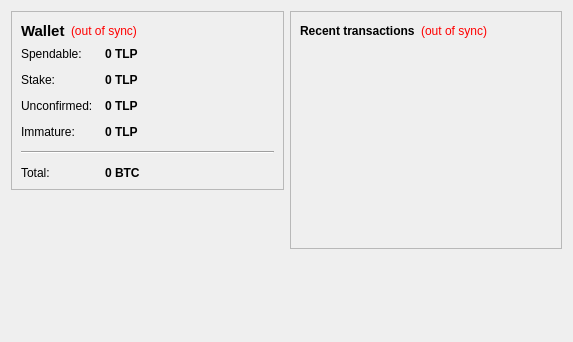
yx79/poscoin, file src/qt/forms/overviewpage.ui: the form before one commit.
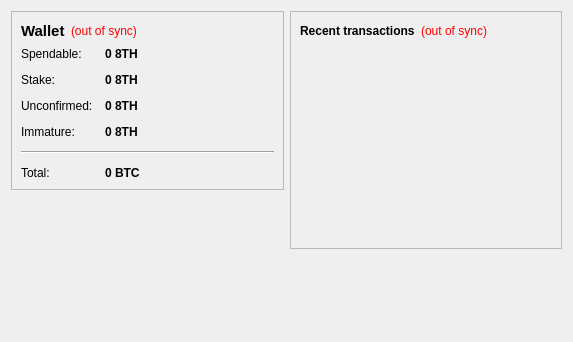
The form after the commit.

The edit to the form file:
```diff
--- a/src/qt/forms/overviewpage.ui
+++ b/src/qt/forms/overviewpage.ui
@@ -105,7 +105,7 @@
              <string>Your current spendable balance</string>
             </property>
             <property name="text">
-             <string notr="true">0 TLP</string>
+             <string notr="true">0 8TH</string>
             </property>
             <property name="textInteractionFlags">
              <set>Qt::LinksAccessibleByMouse|Qt::TextSelectableByKeyboard|Qt::TextSelectableByMouse</set>
@@ -134,7 +134,7 @@
              <string>Total of coins that was staked, and do not yet count toward the current balance</string>
             </property>
             <property name="text">
-             <string notr="true">0 TLP</string>
+             <string notr="true">0 8TH</string>
             </property>
             <property name="textInteractionFlags">
              <set>Qt::LinksAccessibleByMouse|Qt::TextSelectableByKeyboard|Qt::TextSelectableByMouse</set>
@@ -163,7 +163,7 @@
              <string>Total of transactions that have yet to be confirmed, and do not yet count toward the current balance</string>
             </property>
             <property name="text">
-             <string notr="true">0 TLP</string>
+             <string notr="true">0 8TH</string>
             </property>
             <property name="textInteractionFlags">
              <set>Qt::LinksAccessibleByMouse|Qt::TextSelectableByKeyboard|Qt::TextSelectableByMouse</set>
@@ -189,7 +189,7 @@
              <string>Mined balance that has not yet matured</string>
             </property>
             <property name="text">
-             <string notr="true">0 TLP</string>
+             <string notr="true">0 8TH</string>
             </property>
             <property name="textInteractionFlags">
              <set>Qt::LinksAccessibleByMouse|Qt::TextSelectableByKeyboard|Qt::TextSelectableByMouse</set>
```
